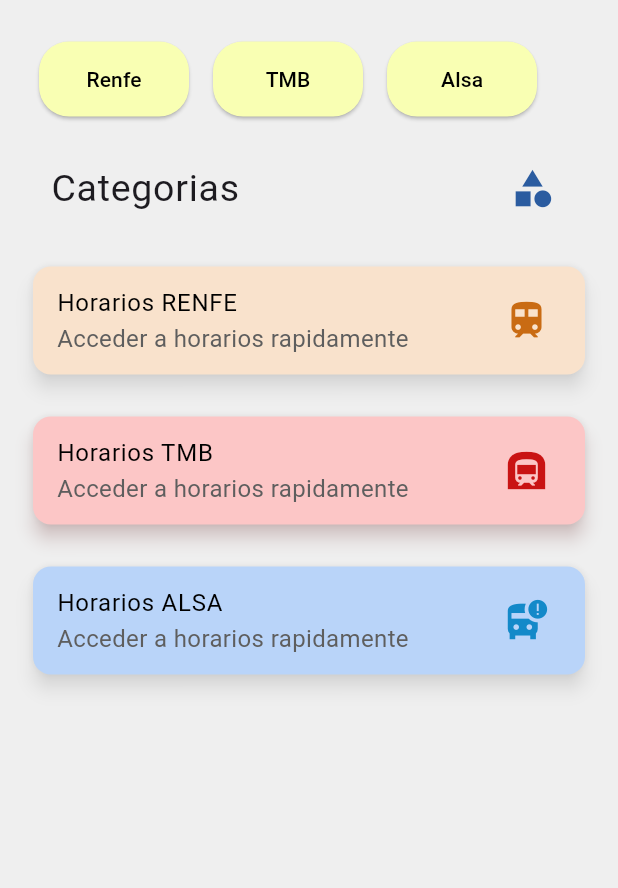
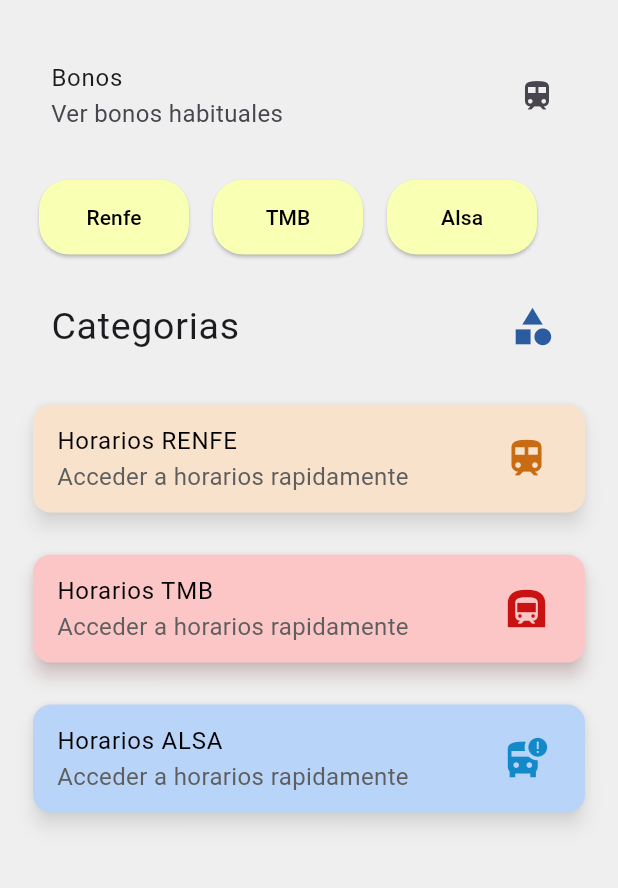
Before and after one commit to Mystedev/Agenda, a Flutter app: the screen it shows after launch, after a tap on "Acceder", on a phone screen of 412 x 824 dp, the part 338-1226 px from its top. Run offline on Flutter 3.47's test engine with Material 3 defaults, Android fonts, the phone set to English and light mode, and no system bars; network calls fail.

Commit message:
Se ha comenzado a implementar los bonos

```diff
--- /dev/null
+++ b/lib/bonos/bonos.dart
@@ -0,0 +1,15 @@
+import 'package:flutter/material.dart';
+
+class Bonos extends StatefulWidget {
+  const Bonos({super.key});
+
+  @override
+  State<Bonos> createState() => _BonosState();
+}
+
+class _BonosState extends State<Bonos> {
+  @override
+  Widget build(BuildContext context) {
+    return Scaffold();
+  }
+}
--- a/lib/pages/bodyDashboard.dart
+++ b/lib/pages/bodyDashboard.dart
@@ -32,6 +32,13 @@
               style: const TextStyle(fontSize: 40),
             ),
             subtitle: Text(subtitle),
+          ),
+          const SizedBox(height: 20),
+          ListTile(
+            title: Text('Bonos'),
+            subtitle: Text('Ver bonos habituales'),
+            trailing: Icon(Icons.train),
+            onTap: (){},
           ),
           const SizedBox(height: 20),
           SizedBox(
@@ -85,10 +92,9 @@
 // Elementos de la lista horizontal de listas
 Widget _chip(BuildContext context, String text, String info) {
   return SizedBox(
-    width: 100,
-    height: 50,
     child: ElevatedButton(
         style: ButtonStyle(
+          minimumSize: WidgetStatePropertyAll(Size(100,30)),
           backgroundColor:
               WidgetStateProperty.all(const Color.fromARGB(255, 249, 255, 179)),
           foregroundColor: WidgetStateProperty.all(Colors.black),
--- a/lib/routes/alsaTravel.dart
+++ b/lib/routes/alsaTravel.dart
@@ -11,7 +11,9 @@
   @override
   Widget build(BuildContext context) {
     return Scaffold(
-      backgroundColor: const Color.fromARGB(255, 185, 212, 249),
+      appBar: AppBar(
+        title: const Text('Alsa'),
+      )
     );
   }
 }
--- a/lib/routes/renfeTravel.dart
+++ b/lib/routes/renfeTravel.dart
@@ -11,7 +11,9 @@
   @override
   Widget build(BuildContext context) {
     return Scaffold(
-      backgroundColor: const Color.fromARGB(255, 249, 226, 204),
+      appBar: AppBar(
+        title: const Text('Renfe Rodalies'),
+      )
     );
   }
 }
--- a/lib/routes/tmbTravel.dart
+++ b/lib/routes/tmbTravel.dart
@@ -11,7 +11,9 @@
   @override
   Widget build(BuildContext context) {
     return Scaffold(
-      backgroundColor: const Color.fromARGB(255, 252, 198, 198),
+      appBar: AppBar(
+        title: const Text('TMB Route'),
+      )
     );
   }
 }
--- a/lib/theme/theme.dart
+++ b/lib/theme/theme.dart
@@ -16,18 +16,17 @@
   }),
   scaffoldBackgroundColor: Color.fromARGB(255, 239, 239, 239),
   brightness: Brightness.light,
-  primaryColor: const Color(0xFF004d40),
   appBarTheme: const AppBarTheme(
-    backgroundColor: Color(0xFF004d40),
+    backgroundColor:Color.fromARGB(255, 239, 239, 239),
     titleTextStyle: TextStyle(
-      color: Colors.white,
+      color: Colors.black,
       fontSize: 20,
       fontWeight: FontWeight.bold,
     ),
     iconTheme: IconThemeData(color: Colors.black),
   ),
   cardTheme: const CardTheme(
-    color: Color.fromARGB(255, 228, 248, 245),
+    color: Color.fromARGB(255, 239, 239, 239),
     shadowColor: Colors.black12,
   ),
   elevatedButtonTheme: ElevatedButtonThemeData(
@@ -94,10 +93,8 @@
     900: Color(0xFF004d40),
   }),
   brightness: Brightness.dark,
-  primaryColor: const Color(0xFF004d40),
   scaffoldBackgroundColor: const Color.fromARGB(255, 18, 18, 18),
   appBarTheme: const AppBarTheme(
-    backgroundColor: Color(0xFF004d40),
     titleTextStyle: TextStyle(
       color: Colors.white,
       fontSize: 20,
```
